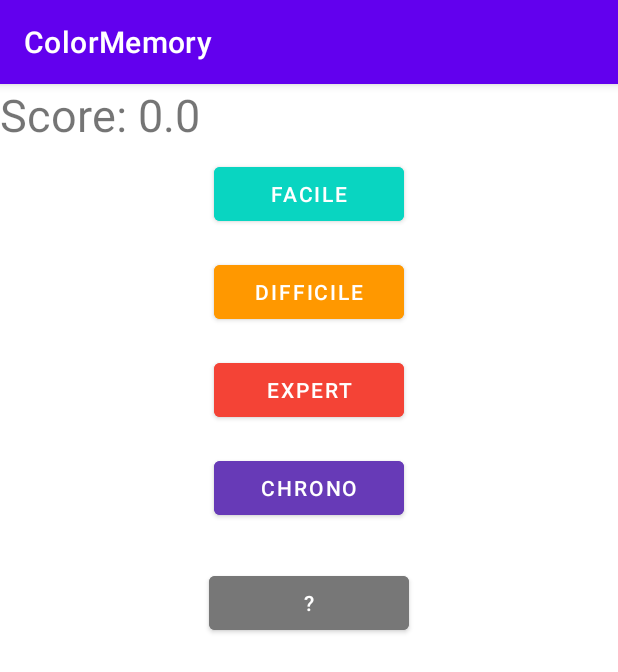
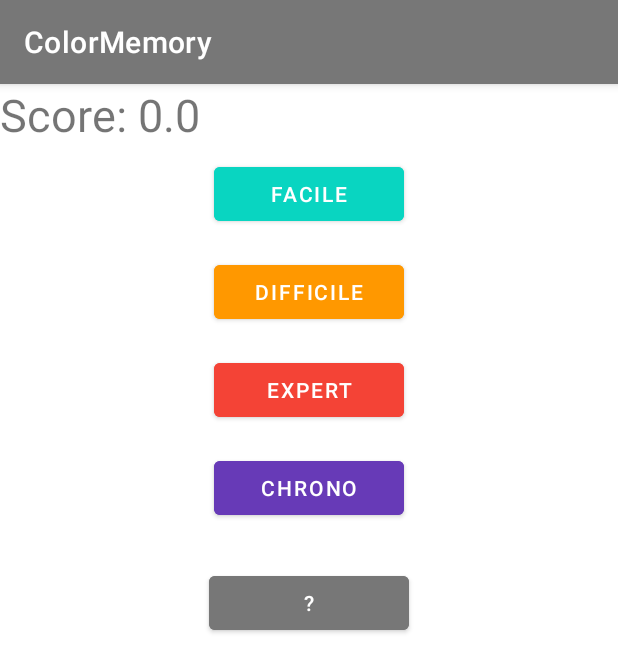
Before and after one commit to NinoLS/projet_color_memory, an Android app: the screen it shows after launch (difficultySelector), on a phone screen of 412 x 824 dp. Shown: the top 672 px of the screen. Run offline under Robolectric (Android 15) with nearby library versions, the phone set to English and light mode, and no system bars.

Commit message:
Modif : top bar color

```diff
--- a/app/src/main/res/values-night/themes.xml
+++ b/app/src/main/res/values-night/themes.xml
@@ -2,8 +2,8 @@
     <!-- Base application theme. -->
     <style name="Theme.ColorMemory" parent="Theme.MaterialComponents.DayNight.DarkActionBar">
         <!-- Primary brand color. -->
-        <item name="colorPrimary">@color/purple_200</item>
-        <item name="colorPrimaryVariant">@color/purple_700</item>
+        <item name="colorPrimary">@color/my_grey</item>
+        <item name="colorPrimaryVariant">@color/my_grey</item>
         <item name="colorOnPrimary">@color/black</item>
         <!-- Secondary brand color. -->
         <item name="colorSecondary">@color/teal_200</item>
--- a/app/src/main/res/values/themes.xml
+++ b/app/src/main/res/values/themes.xml
@@ -2,8 +2,8 @@
     <!-- Base application theme. -->
     <style name="Theme.ColorMemory" parent="Theme.MaterialComponents.DayNight.DarkActionBar">
         <!-- Primary brand color. -->
-        <item name="colorPrimary">@color/purple_500</item>
-        <item name="colorPrimaryVariant">@color/purple_700</item>
+        <item name="colorPrimary">@color/my_grey</item>
+        <item name="colorPrimaryVariant">@color/my_grey</item>
         <item name="colorOnPrimary">@color/white</item>
         <!-- Secondary brand color. -->
         <item name="colorSecondary">@color/teal_200</item>
```
